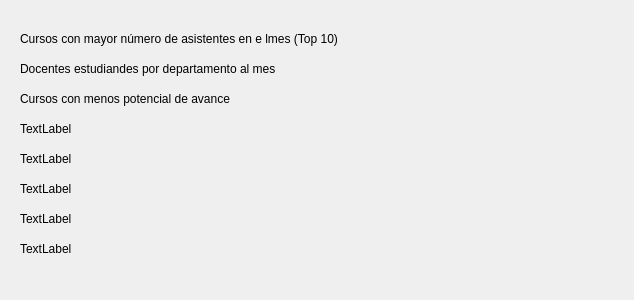
The window that SICIER-SUR-Cliente/IGU/Widgets/XML-IGU/reportesAdministradorGUI.ui (crisefd/SICIER-SUR) describes before a commit, drawn with Qt 5.
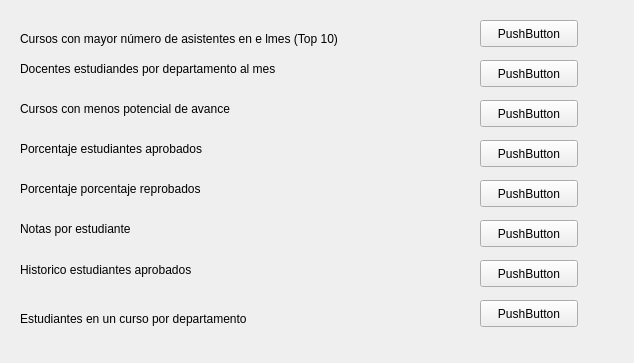
The same window after the commit.

```diff
--- a/SICIER-SUR-Cliente/IGU/Widgets/XML-IGU/reportesAdministradorGUI.ui
+++ b/SICIER-SUR-Cliente/IGU/Widgets/XML-IGU/reportesAdministradorGUI.ui
@@ -7,7 +7,7 @@
     <x>0</x>
     <y>0</y>
     <width>634</width>
-    <height>300</height>
+    <height>363</height>
    </rect>
   </property>
   <property name="windowTitle">
@@ -43,7 +43,7 @@
    <property name="geometry">
     <rect>
      <x>20</x>
-     <y>90</y>
+     <y>100</y>
      <width>311</width>
      <height>17</height>
     </rect>
@@ -56,65 +56,169 @@
    <property name="geometry">
     <rect>
      <x>20</x>
-     <y>120</y>
-     <width>66</width>
+     <y>140</y>
+     <width>311</width>
      <height>17</height>
     </rect>
    </property>
    <property name="text">
-    <string>TextLabel</string>
+    <string>Porcentaje estudiantes aprobados</string>
    </property>
   </widget>
   <widget class="QLabel" name="label_5">
    <property name="geometry">
     <rect>
      <x>20</x>
-     <y>150</y>
-     <width>66</width>
+     <y>180</y>
+     <width>291</width>
      <height>17</height>
     </rect>
    </property>
    <property name="text">
-    <string>TextLabel</string>
+    <string>Porcentaje porcentaje reprobados</string>
    </property>
   </widget>
   <widget class="QLabel" name="label_6">
    <property name="geometry">
     <rect>
      <x>20</x>
-     <y>180</y>
-     <width>66</width>
+     <y>220</y>
+     <width>231</width>
      <height>17</height>
     </rect>
    </property>
    <property name="text">
-    <string>TextLabel</string>
+    <string>Notas por estudiante</string>
    </property>
   </widget>
   <widget class="QLabel" name="label_7">
    <property name="geometry">
     <rect>
      <x>20</x>
-     <y>210</y>
-     <width>66</width>
-     <height>17</height>
+     <y>260</y>
+     <width>291</width>
+     <height>20</height>
     </rect>
    </property>
    <property name="text">
-    <string>TextLabel</string>
+    <string>Historico estudiantes aprobados</string>
    </property>
   </widget>
   <widget class="QLabel" name="label_8">
    <property name="geometry">
     <rect>
      <x>20</x>
-     <y>240</y>
-     <width>66</width>
+     <y>310</y>
+     <width>291</width>
      <height>17</height>
     </rect>
    </property>
    <property name="text">
-    <string>TextLabel</string>
+    <string>Estudiantes en un curso por departamento</string>
+   </property>
+  </widget>
+  <widget class="QPushButton" name="BotonReporte1">
+   <property name="geometry">
+    <rect>
+     <x>480</x>
+     <y>20</y>
+     <width>98</width>
+     <height>27</height>
+    </rect>
+   </property>
+   <property name="text">
+    <string>PushButton</string>
+   </property>
+  </widget>
+  <widget class="QPushButton" name="BotonReporte2">
+   <property name="geometry">
+    <rect>
+     <x>480</x>
+     <y>60</y>
+     <width>98</width>
+     <height>27</height>
+    </rect>
+   </property>
+   <property name="text">
+    <string>PushButton</string>
+   </property>
+  </widget>
+  <widget class="QPushButton" name="BotonReporte3">
+   <property name="geometry">
+    <rect>
+     <x>480</x>
+     <y>100</y>
+     <width>98</width>
+     <height>27</height>
+    </rect>
+   </property>
+   <property name="text">
+    <string>PushButton</string>
+   </property>
+  </widget>
+  <widget class="QPushButton" name="BotonReporte4">
+   <property name="geometry">
+    <rect>
+     <x>480</x>
+     <y>140</y>
+     <width>98</width>
+     <height>27</height>
+    </rect>
+   </property>
+   <property name="text">
+    <string>PushButton</string>
+   </property>
+  </widget>
+  <widget class="QPushButton" name="BotonReporte7">
+   <property name="geometry">
+    <rect>
+     <x>480</x>
+     <y>260</y>
+     <width>98</width>
+     <height>27</height>
+    </rect>
+   </property>
+   <property name="text">
+    <string>PushButton</string>
+   </property>
+  </widget>
+  <widget class="QPushButton" name="BotonReporte5">
+   <property name="geometry">
+    <rect>
+     <x>480</x>
+     <y>180</y>
+     <width>98</width>
+     <height>27</height>
+    </rect>
+   </property>
+   <property name="text">
+    <string>PushButton</string>
+   </property>
+  </widget>
+  <widget class="QPushButton" name="BotonReporte6">
+   <property name="geometry">
+    <rect>
+     <x>480</x>
+     <y>220</y>
+     <width>98</width>
+     <height>27</height>
+    </rect>
+   </property>
+   <property name="text">
+    <string>PushButton</string>
+   </property>
+  </widget>
+  <widget class="QPushButton" name="BotonReporte8">
+   <property name="geometry">
+    <rect>
+     <x>480</x>
+     <y>300</y>
+     <width>98</width>
+     <height>27</height>
+    </rect>
+   </property>
+   <property name="text">
+    <string>PushButton</string>
    </property>
   </widget>
  </widget>
```
